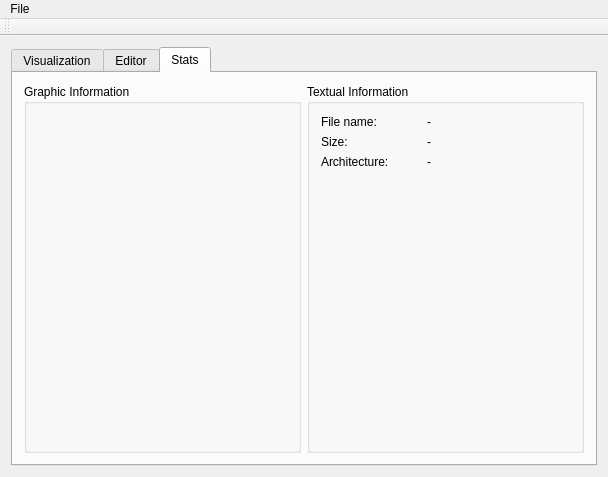
Above: Relooker/mainwindow.ui from Mixbo-zz/relooker before the change. Below: the same form after it.
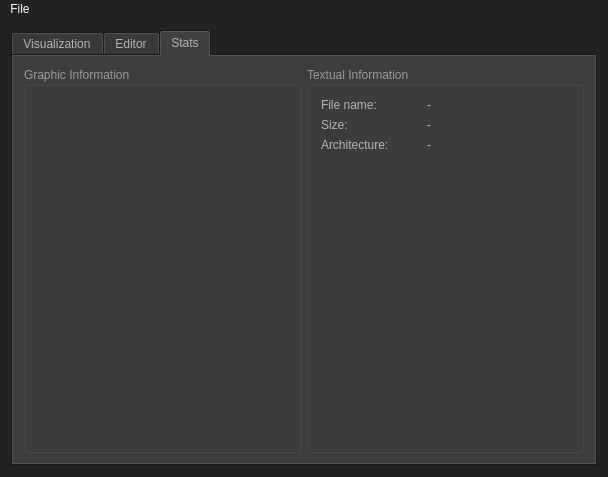
That is the form after the change. The open tabs and pages were chosen to show the change.

```diff
--- a/Relooker/mainwindow.ui
+++ b/Relooker/mainwindow.ui
@@ -10,6 +10,448 @@
     <height>477</height>
    </rect>
   </property>
+  <property name="palette">
+   <palette>
+    <active>
+     <colorrole role="WindowText">
+      <brush brushstyle="SolidPattern">
+       <color alpha="255">
+        <red>179</red>
+        <green>179</green>
+        <blue>179</blue>
+       </color>
+      </brush>
+     </colorrole>
+     <colorrole role="Button">
+      <brush brushstyle="SolidPattern">
+       <color alpha="255">
+        <red>49</red>
+        <green>49</green>
+        <blue>49</blue>
+       </color>
+      </brush>
+     </colorrole>
+     <colorrole role="Light">
+      <brush brushstyle="SolidPattern">
+       <color alpha="255">
+        <red>40</red>
+        <green>40</green>
+        <blue>40</blue>
+       </color>
+      </brush>
+     </colorrole>
+     <colorrole role="Midlight">
+      <brush brushstyle="SolidPattern">
+       <color alpha="255">
+        <red>51</red>
+        <green>51</green>
+        <blue>51</blue>
+       </color>
+      </brush>
+     </colorrole>
+     <colorrole role="Dark">
+      <brush brushstyle="SolidPattern">
+       <color alpha="255">
+        <red>86</red>
+        <green>86</green>
+        <blue>86</blue>
+       </color>
+      </brush>
+     </colorrole>
+     <colorrole role="Mid">
+      <brush brushstyle="SolidPattern">
+       <color alpha="255">
+        <red>89</red>
+        <green>89</green>
+        <blue>89</blue>
+       </color>
+      </brush>
+     </colorrole>
+     <colorrole role="Text">
+      <brush brushstyle="SolidPattern">
+       <color alpha="255">
+        <red>255</red>
+        <green>255</green>
+        <blue>255</blue>
+       </color>
+      </brush>
+     </colorrole>
+     <colorrole role="BrightText">
+      <brush brushstyle="SolidPattern">
+       <color alpha="255">
+        <red>170</red>
+        <green>170</green>
+        <blue>170</blue>
+       </color>
+      </brush>
+     </colorrole>
+     <colorrole role="ButtonText">
+      <brush brushstyle="SolidPattern">
+       <color alpha="255">
+        <red>248</red>
+        <green>248</green>
+        <blue>248</blue>
+       </color>
+      </brush>
+     </colorrole>
+     <colorrole role="Base">
+      <brush brushstyle="SolidPattern">
+       <color alpha="255">
+        <red>21</red>
+        <green>21</green>
+        <blue>21</blue>
+       </color>
+      </brush>
+     </colorrole>
+     <colorrole role="Window">
+      <brush brushstyle="SolidPattern">
+       <color alpha="255">
+        <red>34</red>
+        <green>34</green>
+        <blue>34</blue>
+       </color>
+      </brush>
+     </colorrole>
+     <colorrole role="Shadow">
+      <brush brushstyle="SolidPattern">
+       <color alpha="255">
+        <red>97</red>
+        <green>97</green>
+        <blue>97</blue>
+       </color>
+      </brush>
+     </colorrole>
+     <colorrole role="HighlightedText">
+      <brush brushstyle="SolidPattern">
+       <color alpha="255">
+        <red>224</red>
+        <green>224</green>
+        <blue>224</blue>
+       </color>
+      </brush>
+     </colorrole>
+     <colorrole role="AlternateBase">
+      <brush brushstyle="SolidPattern">
+       <color alpha="255">
+        <red>18</red>
+        <green>18</green>
+        <blue>18</blue>
+       </color>
+      </brush>
+     </colorrole>
+     <colorrole role="NoRole">
+      <brush brushstyle="SolidPattern">
+       <color alpha="255">
+        <red>237</red>
+        <green>237</green>
+        <blue>237</blue>
+       </color>
+      </brush>
+     </colorrole>
+     <colorrole role="ToolTipText">
+      <brush brushstyle="SolidPattern">
+       <color alpha="255">
+        <red>239</red>
+        <green>239</green>
+        <blue>239</blue>
+       </color>
+      </brush>
+     </colorrole>
+    </active>
+    <inactive>
+     <colorrole role="WindowText">
+      <brush brushstyle="SolidPattern">
+       <color alpha="255">
+        <red>179</red>
+        <green>179</green>
+        <blue>179</blue>
+       </color>
+      </brush>
+     </colorrole>
+     <colorrole role="Button">
+      <brush brushstyle="SolidPattern">
+       <color alpha="255">
+        <red>49</red>
+        <green>49</green>
+        <blue>49</blue>
+       </color>
+      </brush>
+     </colorrole>
+     <colorrole role="Light">
+      <brush brushstyle="SolidPattern">
+       <color alpha="255">
+        <red>40</red>
+        <green>40</green>
+        <blue>40</blue>
+       </color>
+      </brush>
+     </colorrole>
+     <colorrole role="Midlight">
+      <brush brushstyle="SolidPattern">
+       <color alpha="255">
+        <red>51</red>
+        <green>51</green>
+        <blue>51</blue>
+       </color>
+      </brush>
+     </colorrole>
+     <colorrole role="Dark">
+      <brush brushstyle="SolidPattern">
+       <color alpha="255">
+        <red>86</red>
+        <green>86</green>
+        <blue>86</blue>
+       </color>
+      </brush>
+     </colorrole>
+     <colorrole role="Mid">
+      <brush brushstyle="SolidPattern">
+       <color alpha="255">
+        <red>89</red>
+        <green>89</green>
+        <blue>89</blue>
+       </color>
+      </brush>
+     </colorrole>
+     <colorrole role="Text">
+      <brush brushstyle="SolidPattern">
+       <color alpha="255">
+        <red>255</red>
+        <green>255</green>
+        <blue>255</blue>
+       </color>
+      </brush>
+     </colorrole>
+     <colorrole role="BrightText">
+      <brush brushstyle="SolidPattern">
+       <color alpha="255">
+        <red>170</red>
+        <green>170</green>
+        <blue>170</blue>
+       </color>
+      </brush>
+     </colorrole>
+     <colorrole role="ButtonText">
+      <brush brushstyle="SolidPattern">
+       <color alpha="255">
+        <red>248</red>
+        <green>248</green>
+        <blue>248</blue>
+       </color>
+      </brush>
+     </colorrole>
+     <colorrole role="Base">
+      <brush brushstyle="SolidPattern">
+       <color alpha="255">
+        <red>21</red>
+        <green>21</green>
+        <blue>21</blue>
+       </color>
+      </brush>
+     </colorrole>
+     <colorrole role="Window">
+      <brush brushstyle="SolidPattern">
+       <color alpha="255">
+        <red>34</red>
+        <green>34</green>
+        <blue>34</blue>
+       </color>
+      </brush>
+     </colorrole>
+     <colorrole role="Shadow">
+      <brush brushstyle="SolidPattern">
+       <color alpha="255">
+        <red>97</red>
+        <green>97</green>
+        <blue>97</blue>
+       </color>
+      </brush>
+     </colorrole>
+     <colorrole role="HighlightedText">
+      <brush brushstyle="SolidPattern">
+       <color alpha="255">
+        <red>224</red>
+        <green>224</green>
+        <blue>224</blue>
+       </color>
+      </brush>
+     </colorrole>
+     <colorrole role="AlternateBase">
+      <brush brushstyle="SolidPattern">
+       <color alpha="255">
+        <red>18</red>
+        <green>18</green>
+        <blue>18</blue>
+       </color>
+      </brush>
+     </colorrole>
+     <colorrole role="NoRole">
+      <brush brushstyle="SolidPattern">
+       <color alpha="255">
+        <red>237</red>
+        <green>237</green>
+        <blue>237</blue>
+       </color>
+      </brush>
+     </colorrole>
+     <colorrole role="ToolTipText">
+      <brush brushstyle="SolidPattern">
+       <color alpha="255">
+        <red>239</red>
+        <green>239</green>
+        <blue>239</blue>
+       </color>
+      </brush>
+     </colorrole>
+    </inactive>
+    <disabled>
+     <colorrole role="WindowText">
+      <brush brushstyle="SolidPattern">
+       <color alpha="255">
+        <red>86</red>
+        <green>86</green>
+        <blue>86</blue>
+       </color>
+      </brush>
+     </colorrole>
+     <colorrole role="Button">
+      <brush brushstyle="SolidPattern">
+       <color alpha="255">
+        <red>49</red>
+        <green>49</green>
+        <blue>49</blue>
+       </color>
+      </brush>
+     </colorrole>
+     <colorrole role="Light">
+      <brush brushstyle="SolidPattern">
+       <color alpha="255">
+        <red>40</red>
+        <green>40</green>
+        <blue>40</blue>
+       </color>
+      </brush>
+     </colorrole>
+     <colorrole role="Midlight">
+      <brush brushstyle="SolidPattern">
+       <color alpha="255">
+        <red>51</red>
+        <green>51</green>
+        <blue>51</blue>
+       </color>
+      </brush>
+     </colorrole>
+     <colorrole role="Dark">
+      <brush brushstyle="SolidPattern">
+       <color alpha="255">
+        <red>86</red>
+        <green>86</green>
+        <blue>86</blue>
+       </color>
+      </brush>
+     </colorrole>
+     <colorrole role="Mid">
+      <brush brushstyle="SolidPattern">
+       <color alpha="255">
+        <red>89</red>
+        <green>89</green>
+        <blue>89</blue>
+       </color>
+      </brush>
+     </colorrole>
+     <colorrole role="Text">
+      <brush brushstyle="SolidPattern">
+       <color alpha="255">
+        <red>86</red>
+        <green>86</green>
+        <blue>86</blue>
+       </color>
+      </brush>
+     </colorrole>
+     <colorrole role="BrightText">
+      <brush brushstyle="SolidPattern">
+       <color alpha="255">
+        <red>170</red>
+        <green>170</green>
+        <blue>170</blue>
+       </color>
+      </brush>
+     </colorrole>
+     <colorrole role="ButtonText">
+      <brush brushstyle="SolidPattern">
+       <color alpha="255">
+        <red>86</red>
+        <green>86</green>
+        <blue>86</blue>
+       </color>
+      </brush>
+     </colorrole>
+     <colorrole role="Base">
+      <brush brushstyle="SolidPattern">
+       <color alpha="255">
+        <red>34</red>
+        <green>34</green>
+        <blue>34</blue>
+       </color>
+      </brush>
+     </colorrole>
+     <colorrole role="Window">
+      <brush brushstyle="SolidPattern">
+       <color alpha="255">
+        <red>34</red>
+        <green>34</green>
+        <blue>34</blue>
+       </color>
+      </brush>
+     </colorrole>
+     <colorrole role="Shadow">
+      <brush brushstyle="SolidPattern">
+       <color alpha="255">
+        <red>97</red>
+        <green>97</green>
+        <blue>97</blue>
+       </color>
+      </brush>
+     </colorrole>
+     <colorrole role="HighlightedText">
+      <brush brushstyle="SolidPattern">
+       <color alpha="255">
+        <red>224</red>
+        <green>224</green>
+        <blue>224</blue>
+       </color>
+      </brush>
+     </colorrole>
+     <colorrole role="AlternateBase">
+      <brush brushstyle="SolidPattern">
+       <color alpha="255">
+        <red>18</red>
+        <green>18</green>
+        <blue>18</blue>
+       </color>
+      </brush>
+     </colorrole>
+     <colorrole role="NoRole">
+      <brush brushstyle="SolidPattern">
+       <color alpha="255">
+        <red>237</red>
+        <green>237</green>
+        <blue>237</blue>
+       </color>
+      </brush>
+     </colorrole>
+     <colorrole role="ToolTipText">
+      <brush brushstyle="SolidPattern">
+       <color alpha="255">
+        <red>239</red>
+        <green>239</green>
+        <blue>239</blue>
+       </color>
+      </brush>
+     </colorrole>
+    </disabled>
+   </palette>
+  </property>
   <property name="windowTitle">
    <string>RElooker</string>
   </property>
@@ -292,6 +734,43 @@
        <layout class="QGridLayout" name="gridLayout_8">
         <item row="0" column="0">
          <widget class="QGroupBox" name="groupBox_graphic">
+          <property name="palette">
+           <palette>
+            <active>
+             <colorrole role="WindowText">
+              <brush brushstyle="SolidPattern">
+               <color alpha="255">
+                <red>153</red>
+                <green>153</green>
+                <blue>153</blue>
+               </color>
+              </brush>
+             </colorrole>
+            </active>
+            <inactive>
+             <colorrole role="WindowText">
+              <brush brushstyle="SolidPattern">
+               <color alpha="255">
+                <red>153</red>
+                <green>153</green>
+                <blue>153</blue>
+               </color>
+              </brush>
+             </colorrole>
+            </inactive>
+            <disabled>
+             <colorrole role="WindowText">
+              <brush brushstyle="SolidPattern">
+               <color alpha="255">
+                <red>86</red>
+                <green>86</green>
+                <blue>86</blue>
+               </color>
+              </brush>
+             </colorrole>
+            </disabled>
+           </palette>
+          </property>
           <property name="title">
            <string>Graphic Information</string>
           </property>
@@ -299,6 +778,43 @@
         </item>
         <item row="0" column="1">
          <widget class="QGroupBox" name="groupBox_text">
+          <property name="palette">
+           <palette>
+            <active>
+             <colorrole role="WindowText">
+              <brush brushstyle="SolidPattern">
+               <color alpha="255">
+                <red>153</red>
+                <green>153</green>
+                <blue>153</blue>
+               </color>
+              </brush>
+             </colorrole>
+            </active>
+            <inactive>
+             <colorrole role="WindowText">
+              <brush brushstyle="SolidPattern">
+               <color alpha="255">
+                <red>153</red>
+                <green>153</green>
+                <blue>153</blue>
+               </color>
+              </brush>
+             </colorrole>
+            </inactive>
+            <disabled>
+             <colorrole role="WindowText">
+              <brush brushstyle="SolidPattern">
+               <color alpha="255">
+                <red>86</red>
+                <green>86</green>
+                <blue>86</blue>
+               </color>
+              </brush>
+             </colorrole>
+            </disabled>
+           </palette>
+          </property>
           <property name="title">
            <string>Textual Information</string>
           </property>
@@ -329,6 +845,43 @@
                      <height>16777215</height>
                     </size>
                    </property>
+                   <property name="palette">
+                    <palette>
+                     <active>
+                      <colorrole role="WindowText">
+                       <brush brushstyle="SolidPattern">
+                        <color alpha="255">
+                         <red>179</red>
+                         <green>179</green>
+                         <blue>179</blue>
+                        </color>
+                       </brush>
+                      </colorrole>
+                     </active>
+                     <inactive>
+                      <colorrole role="WindowText">
+                       <brush brushstyle="SolidPattern">
+                        <color alpha="255">
+                         <red>179</red>
+                         <green>179</green>
+                         <blue>179</blue>
+                        </color>
+                       </brush>
+                      </colorrole>
+                     </inactive>
+                     <disabled>
+                      <colorrole role="WindowText">
+                       <brush brushstyle="SolidPattern">
+                        <color alpha="255">
+                         <red>86</red>
+                         <green>86</green>
+                         <blue>86</blue>
+                        </color>
+                       </brush>
+                      </colorrole>
+                     </disabled>
+                    </palette>
+                   </property>
                    <property name="text">
                     <string>File name:</string>
                    </property>
@@ -336,6 +889,43 @@
                  </item>
                  <item>
                   <widget class="QLabel" name="label_5">
+                   <property name="palette">
+                    <palette>
+                     <active>
+                      <colorrole role="WindowText">
+                       <brush brushstyle="SolidPattern">
+                        <color alpha="255">
+                         <red>179</red>
+                         <green>179</green>
+                         <blue>179</blue>
+                        </color>
+                       </brush>
+                      </colorrole>
+                     </active>
+                     <inactive>
+                      <colorrole role="WindowText">
+                       <brush brushstyle="SolidPattern">
+                        <color alpha="255">
+                         <red>179</red>
+                         <green>179</green>
+                         <blue>179</blue>
+                        </color>
+                       </brush>
+                      </colorrole>
+                     </inactive>
+                     <disabled>
+                      <colorrole role="WindowText">
+                       <brush brushstyle="SolidPattern">
+                        <color alpha="255">
+                         <red>86</red>
+                         <green>86</green>
+                         <blue>86</blue>
+                        </color>
+                       </brush>
+                      </colorrole>
+                     </disabled>
+                    </palette>
+                   </property>
                    <property name="text">
                     <string>-</string>
                    </property>
@@ -365,6 +955,43 @@
                      <height>16777215</height>
                     </size>
                    </property>
+                   <property name="palette">
+                    <palette>
+                     <active>
+                      <colorrole role="WindowText">
+                       <brush brushstyle="SolidPattern">
+                        <color alpha="255">
+                         <red>179</red>
+                         <green>179</green>
+                         <blue>179</blue>
+                        </color>
+                       </brush>
+                      </colorrole>
+                     </active>
+                     <inactive>
+                      <colorrole role="WindowText">
+                       <brush brushstyle="SolidPattern">
+                        <color alpha="255">
+                         <red>179</red>
+                         <green>179</green>
+                         <blue>179</blue>
+                        </color>
+                       </brush>
+                      </colorrole>
+                     </inactive>
+                     <disabled>
+                      <colorrole role="WindowText">
+                       <brush brushstyle="SolidPattern">
+                        <color alpha="255">
+                         <red>86</red>
+                         <green>86</green>
+                         <blue>86</blue>
+                        </color>
+                       </brush>
+                      </colorrole>
+                     </disabled>
+                    </palette>
+                   </property>
                    <property name="text">
                     <string>Size:</string>
                    </property>
@@ -372,6 +999,43 @@
                  </item>
                  <item>
                   <widget class="QLabel" name="label_4">
+                   <property name="palette">
+                    <palette>
+                     <active>
+                      <colorrole role="WindowText">
+                       <brush brushstyle="SolidPattern">
+                        <color alpha="255">
+                         <red>179</red>
+                         <green>179</green>
+                         <blue>179</blue>
+                        </color>
+                       </brush>
+                      </colorrole>
+                     </active>
+                     <inactive>
+                      <colorrole role="WindowText">
+                       <brush brushstyle="SolidPattern">
+                        <color alpha="255">
+                         <red>179</red>
+                         <green>179</green>
+                         <blue>179</blue>
+                        </color>
+                       </brush>
+                      </colorrole>
+                     </inactive>
+                     <disabled>
+                      <colorrole role="WindowText">
+                       <brush brushstyle="SolidPattern">
+                        <color alpha="255">
+                         <red>86</red>
+                         <green>86</green>
+                         <blue>86</blue>
+                        </color>
+                       </brush>
+                      </colorrole>
+                     </disabled>
+                    </palette>
+                   </property>
                    <property name="text">
                     <string>-</string>
                    </property>
@@ -395,6 +1059,43 @@
                      <height>16777215</height>
                     </size>
                    </property>
+                   <property name="palette">
+                    <palette>
+                     <active>
+                      <colorrole role="WindowText">
+                       <brush brushstyle="SolidPattern">
+                        <color alpha="255">
+                         <red>179</red>
+                         <green>179</green>
+                         <blue>179</blue>
+                        </color>
+                       </brush>
+                      </colorrole>
+                     </active>
+                     <inactive>
+                      <colorrole role="WindowText">
+                       <brush brushstyle="SolidPattern">
+                        <color alpha="255">
+                         <red>179</red>
+                         <green>179</green>
+                         <blue>179</blue>
+                        </color>
+                       </brush>
+                      </colorrole>
+                     </inactive>
+                     <disabled>
+                      <colorrole role="WindowText">
+                       <brush brushstyle="SolidPattern">
+                        <color alpha="255">
+                         <red>86</red>
+                         <green>86</green>
+                         <blue>86</blue>
+                        </color>
+                       </brush>
+                      </colorrole>
+                     </disabled>
+                    </palette>
+                   </property>
                    <property name="text">
                     <string>Architecture:</string>
                    </property>
@@ -402,6 +1103,43 @@
                  </item>
                  <item>
                   <widget class="QLabel" name="label_6">
+                   <property name="palette">
+                    <palette>
+                     <active>
+                      <colorrole role="WindowText">
+                       <brush brushstyle="SolidPattern">
+                        <color alpha="255">
+                         <red>179</red>
+                         <green>179</green>
+                         <blue>179</blue>
+                        </color>
+                       </brush>
+                      </colorrole>
+                     </active>
+                     <inactive>
+                      <colorrole role="WindowText">
+                       <brush brushstyle="SolidPattern">
+                        <color alpha="255">
+                         <red>179</red>
+                         <green>179</green>
+                         <blue>179</blue>
+                        </color>
+                       </brush>
+                      </colorrole>
+                     </inactive>
+                     <disabled>
+                      <colorrole role="WindowText">
+                       <brush brushstyle="SolidPattern">
+                        <color alpha="255">
+                         <red>86</red>
+                         <green>86</green>
+                         <blue>86</blue>
+                        </color>
+                       </brush>
+                      </colorrole>
+                     </disabled>
+                    </palette>
+                   </property>
                    <property name="text">
                     <string>-</string>
                    </property>
@@ -452,14 +1190,6 @@
    </widget>
    <addaction name="menuFile"/>
   </widget>
-  <widget class="QToolBar" name="mainToolBar">
-   <attribute name="toolBarArea">
-    <enum>TopToolBarArea</enum>
-   </attribute>
-   <attribute name="toolBarBreak">
-    <bool>false</bool>
-   </attribute>
-  </widget>
   <action name="actionOpen">
    <property name="text">
     <string>Open</string>
```
Left out of the diff: 352 changed lines with no effect on the pictures.
